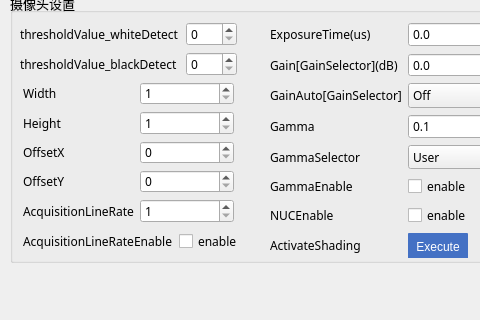
This is driveseting.ui in jaueone/Magnetic as Qt 5 draws it before an edit; both pictures show x 0 to 480 and y 278 to 598 of the 1078 by 598 pixel window. The edited form follows.
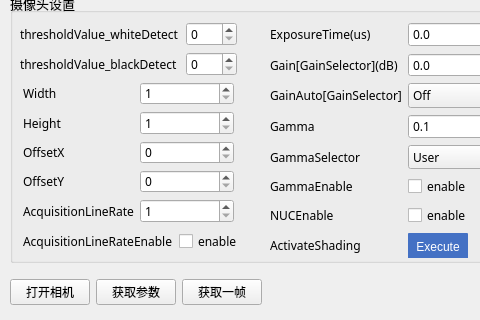
This is the edited form. Custom widgets are drawn as their Qt base class.

Commit message: 第9次提交，添加获取相机和串口文件和图像检测接口

Patch:
```diff
--- a/driveseting.ui
+++ b/driveseting.ui
@@ -801,6 +801,27 @@
     </rect>
    </property>
    <layout class="QHBoxLayout" name="horizontalLayout_2">
+    <item>
+     <widget class="QPushButton" name="pushButton_9">
+      <property name="text">
+       <string>打开相机</string>
+      </property>
+     </widget>
+    </item>
+    <item>
+     <widget class="QPushButton" name="pushButton_10">
+      <property name="text">
+       <string>获取参数</string>
+      </property>
+     </widget>
+    </item>
+    <item>
+     <widget class="QPushButton" name="pushButton_11">
+      <property name="text">
+       <string>获取一帧</string>
+      </property>
+     </widget>
+    </item>
     <item>
      <spacer name="horizontalSpacer_2">
       <property name="orientation">
```
The commit also changes 17 other files.
